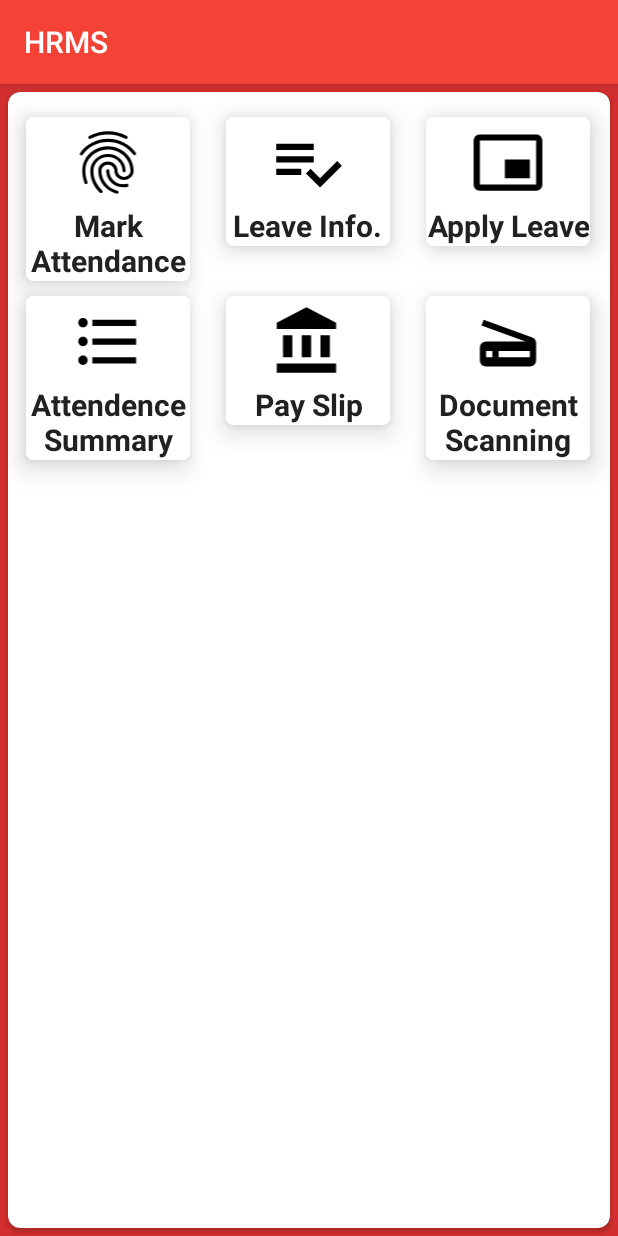
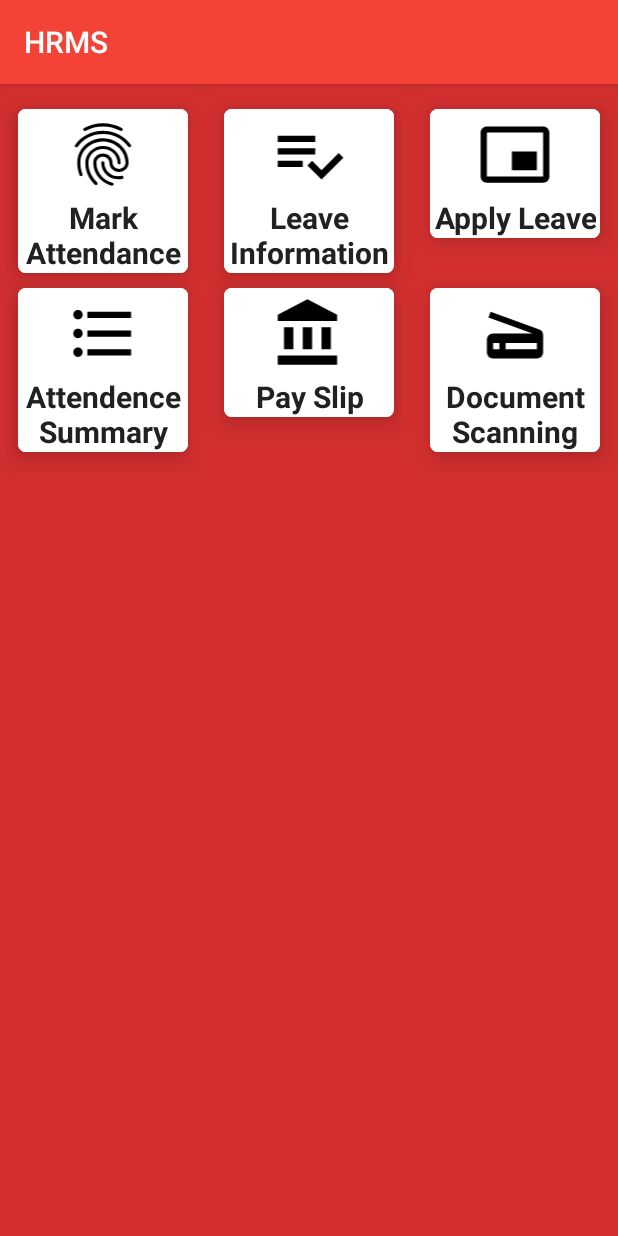
Before and after one commit to anujkv/AxpressLogisticApp, an Android app: the HrmsActivity screen opened directly, with no data from a screen before it, on a phone screen of 412 x 824 dp. Run offline under Robolectric (Android 15) with nearby library versions, the phone set to English and light mode, and no system bars.

```diff
--- a/app/src/main/java/com/example/it2/axpresslogisticapp/acitvities/GridViewHrms.java
+++ b/app/src/main/java/com/example/it2/axpresslogisticapp/acitvities/GridViewHrms.java
@@ -42,9 +42,9 @@ public class GridViewHrms extends BaseAdapter {
         LayoutInflater inflater = (LayoutInflater) mContext.getSystemService(Context.LAYOUT_INFLATER_SERVICE);
         if (view == null) {
             grid = new View(mContext);
-            grid = inflater.inflate(R.layout.homepage_grid_item, null);
-            TextView textView = grid.findViewById(R.id.grid_item_textviewId);
-            ImageView imageView = grid.findViewById(R.id.grid_item_iconId);
+            grid = inflater.inflate(R.layout.hrms_grid_item, null);
+            TextView textView = grid.findViewById(R.id.gridhrms_item_textviewId);
+            ImageView imageView = grid.findViewById(R.id.gridhrms_item_iconId);
             textView.setText(string[i]);
             imageView.setImageResource(Iconid[i]);
         } else {
--- a/app/src/main/java/com/example/it2/axpresslogisticapp/acitvities/HrmsActivity.java
+++ b/app/src/main/java/com/example/it2/axpresslogisticapp/acitvities/HrmsActivity.java
@@ -4,13 +4,8 @@ import android.content.Context;
 import android.content.Intent;
 import android.support.design.widget.CollapsingToolbarLayout;
 import android.support.design.widget.CoordinatorLayout;
-import android.support.design.widget.NavigationView;
-import android.support.v4.widget.DrawerLayout;
-import android.support.v7.app.ActionBarDrawerToggle;
 import android.support.v7.app.AppCompatActivity;
 import android.os.Bundle;
-import android.support.v7.widget.LinearLayoutManager;
-import android.support.v7.widget.RecyclerView;
 import android.support.v7.widget.Toolbar;
 import android.view.View;
 import android.widget.AdapterView;
@@ -18,19 +13,14 @@ import android.widget.GridView;
 import android.widget.Toast;
 
 import com.example.it2.axpresslogisticapp.R;
-import com.example.it2.axpresslogisticapp.adaptor.HRMSAdaptor;
-import com.example.it2.axpresslogisticapp.adaptor.OperationAdaptor;
-import com.example.it2.axpresslogisticapp.model.HRMSModel;
-import com.example.it2.axpresslogisticapp.model.OperationModel;
 
 import java.util.ArrayList;
-import java.util.List;
 
 public class HrmsActivity extends AppCompatActivity {
 
     public static String[] gridViewStrings = {
             "Mark Attendance",
-            "Leave Info.",
+            "Leave Information",
             "Apply Leave",
             "Attendence Summary",
             "Pay Slip",
@@ -55,11 +45,11 @@ public class HrmsActivity extends AppCompatActivity {
     protected void onCreate(Bundle savedInstanceState) {
         super.onCreate(savedInstanceState);
         setContentView(R.layout.activity_hrms);
-        gridView = findViewById(R.id.grid);
-        gridView = findViewById(R.id.grid);
+        gridView = findViewById(R.id.gridhrms);
+        gridView = findViewById(R.id.gridhrms);
 
 
-        GridViewHrms gridViewHrms  = new GridViewHrms(HrmsActivity.this, gridViewStrings, gridViewIcons);
+        GridViewHrms gridViewHrms = new GridViewHrms(HrmsActivity.this, gridViewStrings, gridViewIcons);
         gridView.setAdapter(gridViewHrms);
 
         gridView.setOnItemClickListener(new AdapterView.OnItemClickListener() {
@@ -82,12 +72,14 @@ public class HrmsActivity extends AppCompatActivity {
                         startActivity(intent_hrms);
                         break;
                     case 2:
-                        Toast.makeText(getApplicationContext(), "No Activity " + String.valueOf(position), Toast.LENGTH_SHORT).show();
+                        Toast.makeText(getApplicationContext(), "Apply Leave " + String.valueOf(position), Toast.LENGTH_SHORT).show();
                         break;
                     case 3:
-                        Toast.makeText(getApplicationContext(), "No Activity " + String.valueOf(position), Toast.LENGTH_SHORT).show();
+                        Toast.makeText(getApplicationContext(), "Attendance Summary " + String.valueOf(position), Toast.LENGTH_SHORT).show();
                         break;
-
+                    case 4:
+                        Toast.makeText(getApplicationContext(), "Document Scanning " + String.valueOf(position), Toast.LENGTH_SHORT).show();
+                        break;
                 }
 
             }
--- a/app/src/main/res/layout/activity_hrms.xml
+++ b/app/src/main/res/layout/activity_hrms.xml
@@ -7,39 +7,13 @@
     android:layout_height="match_parent"
     android:background="@color/colorPrimaryDark">
 
-    <android.support.v7.widget.CardView
-        android:layout_width="match_parent"
-        android:layout_height="match_parent"
-        app:cardCornerRadius="8dp"
-        android:layout_margin="5dp">
-
-        <android.support.v4.widget.NestedScrollView
-            android:layout_width="match_parent"
-            android:id="@+id/nestedscrollview"
-            android:layout_height="match_parent"
-            android:fillViewport="true"
-            app:layout_behavior="@string/appbar_scrolling_view_behavior">
-
-            <LinearLayout
-                android:id="@+id/linearLayout"
-                android:layout_width="match_parent"
-                android:layout_height="match_parent"
-                android:orientation="vertical">
-
                 <GridView
-                    android:id="@+id/grid"
-                    android:layout_width="wrap_content"
+                    android:id="@+id/gridhrms"
+                    android:layout_width="match_parent"
                     android:layout_height="match_parent"
-                    android:columnWidth="120dp"
                     android:gravity="center"
-                    android:listSelector="#00000000"
                     android:numColumns="3"
                     android:divider="@color/colorPrimaryDark"
-                    android:dividerHeight="1dip"
-                    android:stretchMode="columnWidth" />
-            </LinearLayout>
-        </android.support.v4.widget.NestedScrollView>
-
-    </android.support.v7.widget.CardView>
+                    android:dividerHeight="1dip" />
 
 </LinearLayout>
--- a/app/src/main/res/layout/activity_registration.xml
+++ b/app/src/main/res/layout/activity_registration.xml
@@ -21,7 +21,6 @@
             android:src="@drawable/ic_launcher24s" />
 
         //Employee ID.
-
         <android.support.design.widget.TextInputLayout
             android:layout_width="match_parent"
             android:layout_height="wrap_content"
--- /dev/null
+++ b/app/src/main/res/layout/hrms_grid_item.xml
@@ -0,0 +1,43 @@
+<?xml version="1.0" encoding="utf-8"?>
+<android.support.v7.widget.CardView xmlns:android="http://schemas.android.com/apk/res/android"
+    android:layout_width="match_parent"
+    android:layout_height="match_parent"
+    android:background="#FFFFFF"
+    xmlns:app="http://schemas.android.com/apk/res-auto"
+    android:layout_marginBottom="8dp"
+    app:cardElevation="10dp"
+    app:cardUseCompatPadding="true"
+    app:cardCornerRadius="5dp">
+
+    <RelativeLayout
+        android:background="#FFFFFF"
+        android:layout_width="match_parent"
+        android:layout_height="match_parent"
+        android:gravity="center"
+        android:layout_gravity="center">
+
+        <ImageView
+            android:id="@+id/gridhrms_item_iconId"
+            android:layout_width="50dp"
+            android:layout_height="50dp"
+            android:src="@drawable/userlogo"
+            android:layout_marginTop="5dp"
+            android:layout_alignRight="@+id/gridhrms_item_textviewId"
+            android:layout_alignEnd="@+id/gridhrms_item_textviewId"
+            android:layout_alignLeft="@+id/gridhrms_item_textviewId"
+            android:layout_alignStart="@+id/gridhrms_item_textviewId"/>
+
+        <TextView
+            android:id="@+id/gridhrms_item_textviewId"
+            android:layout_width="wrap_content"
+            android:layout_height="wrap_content"
+            android:layout_marginTop="3dp"
+            android:text="@string/operations"
+            android:layout_below="@+id/gridhrms_item_iconId"
+            android:textStyle="bold"
+            android:textSize="20sp"
+            android:textColor="@color/primaryTextColor"
+            android:textAlignment="center"/>
+
+    </RelativeLayout>
+</android.support.v7.widget.CardView>
```
Also changed, not shown: app/src/main/AndroidManifest.xml (+0 -8 lines), app/src/main/java/com/example/it2/axpresslogisticapp/acitvities/MainHomeActivity.java (+0 -10 lines), app/src/main/java/com/example/it2/axpresslogisticapp/acitvities/MarkAttendanceActivity.java (+44 -8 lines), app/src/main/java/com/example/it2/axpresslogisticapp/adaptor/HRMSAdaptor.java (deleted, +0 -80 lines), app/src/main/java/com/example/it2/axpresslogisticapp/model/HRMSModel.java (deleted, +0 -30 lines), app/src/main/res/layout/content_main_home.xml (+3 -16 lines), app/src/main/res/layout/hrms_item_list.xml (deleted, +0 -45 lines).
